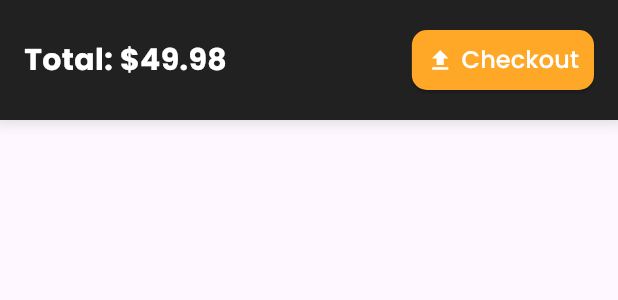
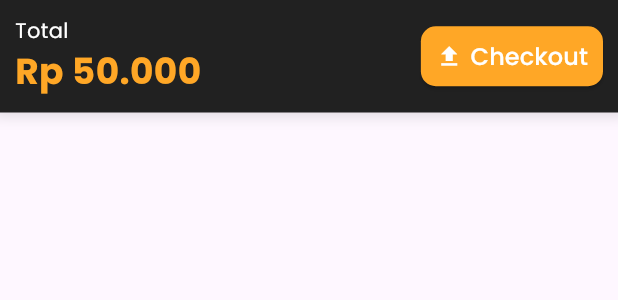
Before and after one commit to yahyapoernama/Ein-Ecommerce, a Flutter app: the CheckoutSection widget shown alone on an empty page, opened directly, on a phone screen of 412 x 824 dp. Shown: the top 300 px of the screen. Run offline on Flutter 3.47's test engine with Material 3 defaults, Android fonts, the phone set to English and light mode, and no system bars; our stand-ins replace hive_flutter; accounts and stored records are empty; network calls fail.

Commit message:
refactor: Adjust Directory

```diff
--- a/lib/main.dart
+++ b/lib/main.dart
@@ -1,5 +1,5 @@
-import 'package:ein_ecommerce/screen/home_screen.dart';
-import 'package:ein_ecommerce/screen/onboarding_screen.dart';
+import 'package:ein_ecommerce/screens/home_screen.dart';
+import 'package:ein_ecommerce/screens/onboarding_screen.dart';
 import 'package:flutter/material.dart';
 import 'package:hive_flutter/hive_flutter.dart';
 
--- a/lib/screen/cart_screen.dart
+++ b/lib/screens/cart_screen.dart
@@ -32,17 +32,33 @@ class CartItems extends StatelessWidget {
   @override
   Widget build(BuildContext context) {
     // This should be replaced with actual cart items
-    final cartItems = [
-      {'name': 'Item 1', 'price': 29.99},
-      {'name': 'Item 2', 'price': 19.99},
+    final List<Map<String, dynamic>> cartItems = [
+      {
+        'name': 'Product 1',
+        'price': 10000,
+        'quantity': 2,
+      },
+      {
+        'name': 'Product 2',
+        'price': 20000,
+        'quantity': 1,
+      },
+      {
+        'name': 'Product 3',
+        'price': 30000,
+        'quantity': 1,
+      },
     ];
 
     return ListView.builder(
       itemCount: cartItems.length,
       itemBuilder: (context, index) {
+        final item = cartItems[index];
         return ListTile(
-          title: Text(cartItems[index]['name'] as String),
-          trailing: Text('\$${cartItems[index]['price']}'),
+          leading: Image.network('https://static.vecteezy.com/system/resources/previews/035/879/352/non_2x/ai-generated-black-tshirt-isolated-on-transparent-background-free-png.png'),
+          title: Text(item['name']),
+          subtitle: Text('Rp ${item['price']} x ${item['quantity']}'),
+          trailing: Text('Rp ${item['price'] * item['quantity']}'),
         );
       },
     );
@@ -55,7 +71,8 @@ class CheckoutSection extends StatelessWidget {
   @override
   Widget build(BuildContext context) {
     return Container(
-      padding: const EdgeInsets.all(16.0),
+      padding: const EdgeInsets.all(10.0),
+      height: 75,
       decoration: BoxDecoration(
         color: Colors.grey[900],
         boxShadow: const [
@@ -70,13 +87,27 @@ class CheckoutSection extends StatelessWidget {
       child: Row(
         mainAxisAlignment: MainAxisAlignment.spaceBetween,
         children: [
-          const Text(
-            'Total: \$49.98',
-            style: TextStyle(
-              fontSize: 20,
-              fontWeight: FontWeight.bold,
-              color: Colors.white,
-            ),
+          Column(
+            crossAxisAlignment: CrossAxisAlignment.start,
+            children: [
+              const Text(
+                'Total',
+                style: TextStyle(
+                  fontSize: 14,
+                  color: Colors.white,
+                ),
+              ),
+              Expanded(
+                child: Text(
+                  'Rp 50.000',
+                  style: TextStyle(
+                    fontSize: 24,
+                    fontWeight: FontWeight.bold,
+                    color: Colors.orange[400],
+                  ),
+                ),
+              ),
+            ],
           ),
           ElevatedButton(
             onPressed: () {},
--- a/lib/screen/onboarding_screen.dart
+++ b/lib/screens/onboarding_screen.dart
@@ -1,4 +1,4 @@
-import 'package:ein_ecommerce/screen/home_screen.dart';
+import 'package:ein_ecommerce/screens/home_screen.dart';
 import 'package:flutter/material.dart';
 import 'package:hive_flutter/hive_flutter.dart';
 
```
Also changed, not shown: lib/screens/home_screen.dart (renamed from lib/screen/home_screen.dart, +6 -6 lines), lib/screens/chat_screen.dart (renamed from lib/screen/chat_screen.dart), lib/screens/dashboard_screen.dart (renamed from lib/screen/dashboard_screen.dart), lib/screens/setting_screen.dart (renamed from lib/screen/setting_screen.dart).
